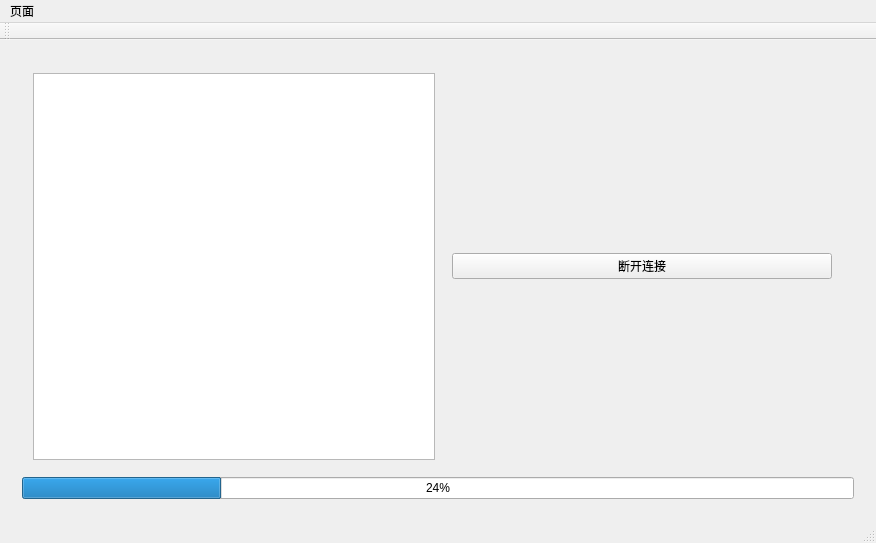
Qt form HotaruFileTransfer.ui (Azure-Sora/HotaruFileTransfer) before a commit.
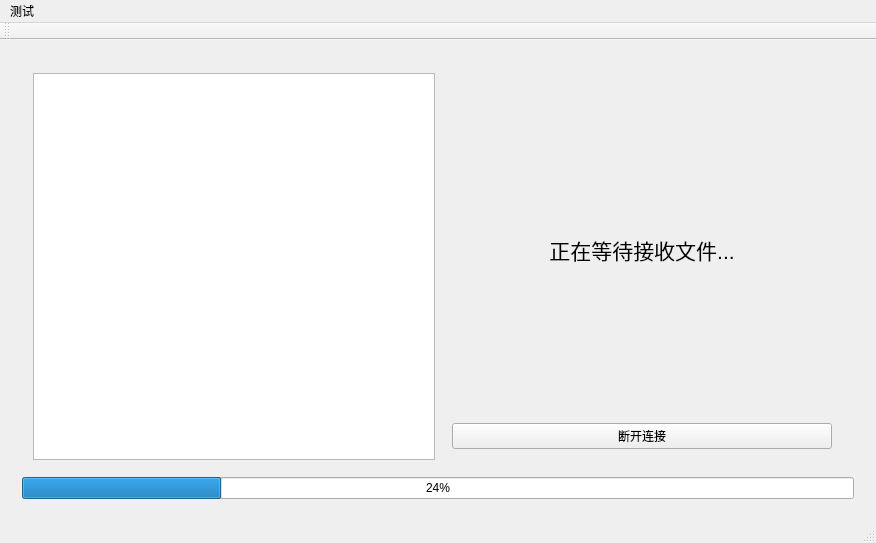
The same form after that commit. The open tabs and pages were chosen to show the change.

Commit message: 初步实现发送文件夹

```diff
--- a/HotaruFileTransfer.ui
+++ b/HotaruFileTransfer.ui
@@ -215,6 +215,16 @@
            <item>
             <widget class="QWidget" name="widget_8" native="true">
              <layout class="QVBoxLayout" name="verticalLayout_7">
+              <item>
+               <widget class="QLabel" name="label">
+                <property name="text">
+                 <string>&lt;html&gt;&lt;head/&gt;&lt;body&gt;&lt;p&gt;&lt;span style=&quot; font-size:16pt;&quot;&gt;正在等待接收文件...&lt;/span&gt;&lt;/p&gt;&lt;/body&gt;&lt;/html&gt;</string>
+                </property>
+                <property name="alignment">
+                 <set>Qt::AlignCenter</set>
+                </property>
+               </widget>
+              </item>
               <item>
                <widget class="QPushButton" name="btn_clientDisconnect">
                 <property name="text">
@@ -252,7 +262,7 @@
    </property>
    <widget class="QMenu" name="menu">
     <property name="title">
-     <string>页面</string>
+     <string>测试</string>
     </property>
     <addaction name="page_main"/>
     <addaction name="page_server"/>
```
Left out of the diff: 15 changed lines with no effect on the pictures. The commit also changes 2 other files.
